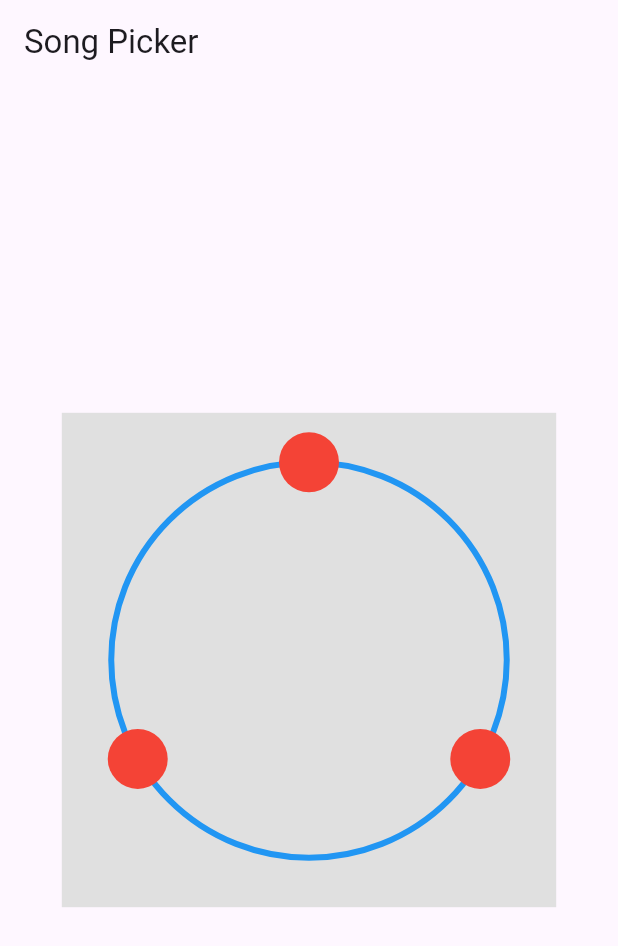
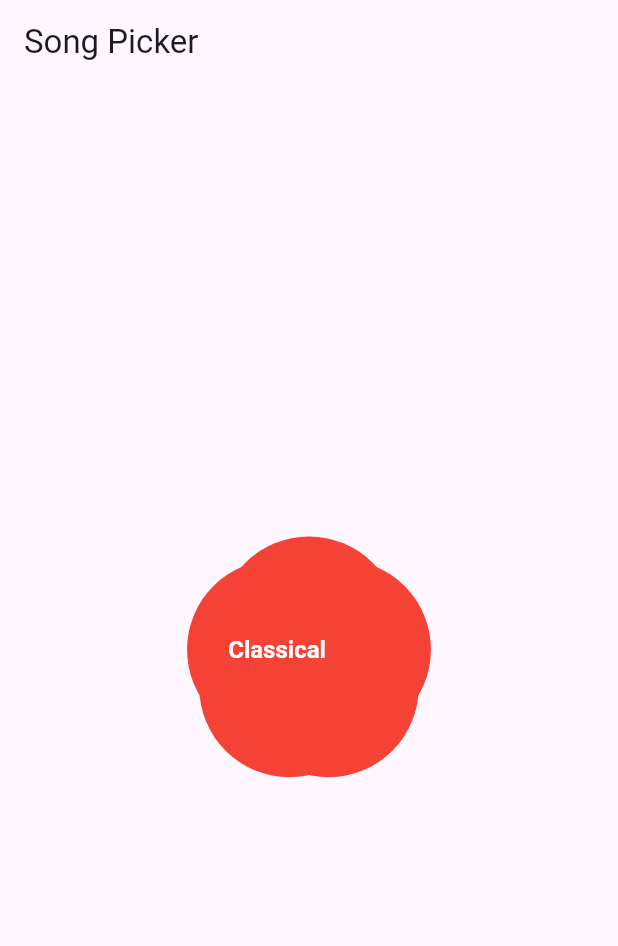
Before and after one commit to dinaaa25/BigDataProject, a Flutter app: the screen it shows after launch, on a phone screen of 412 x 824 dp. Shown: the top 946 px of the screen. Run offline on Flutter 3.47's test engine with Material 3 defaults, Android fonts, the phone set to English and light mode, and no system bars.

Commit message:
Bubble with genrename

```diff
--- a/mbd_website/lib/presentation/selection_page/song_picker_page.dart
+++ b/mbd_website/lib/presentation/selection_page/song_picker_page.dart
@@ -10,31 +10,41 @@ class SongPickerPage extends StatelessWidget {
       appBar: AppBar(
         title: const Text('Song Picker'),
       ),
-      body: const BubbleCircle(),
+      body: const BubbleScreen(),
     );
   }
 }
 
-class BubbleCircle extends StatelessWidget {
-  const BubbleCircle({super.key});
+class BubbleScreen extends StatelessWidget {
+  const BubbleScreen({super.key});
 
   @override
   Widget build(BuildContext context) {
-    // Using MediaQuery to get screen size
-    final screenSize = MediaQuery.of(context).size;
-    final squareSize = math.min(screenSize.width, screenSize.height) * 0.8;
-    final circleDiameter = squareSize * 0.8;
+    // Calculate the diameter for the circle based on the screen size
+    final double diameter =
+        MediaQuery.of(context).size.width * 0.4; // 80% of the screen width
+    final double radius = diameter / 2;
+    final Offset center = Offset(
+        radius, radius); // Since the circle is in the center of the square
 
-    return Center(
-      child: Container(
-        width: squareSize,
-        height: squareSize,
-        decoration: BoxDecoration(
-          color: Colors.grey[300], // Background color for the square
-          shape: BoxShape.rectangle,
-        ),
-        child: CustomPaint(
-          painter: BubblePainter(circleDiameter),
+    // Example genres list
+    final List<String> genres = ['Jazz', 'Pop', 'Rock', 'Latin', 'Classical'];
+
+    return Scaffold(
+      body: Center(
+        child: Stack(
+          alignment: Alignment.center,
+          children: [
+            CustomPaint(
+              size: Size(diameter, diameter),
+              painter: BubblePainter(
+                diameter,
+                genres.length,
+                genres,
+                bubbleRadius: 60,
+              ),
+            ),
+          ],
         ),
       ),
     );
@@ -43,42 +53,51 @@ class BubbleCircle extends StatelessWidget {
 
 class BubblePainter extends CustomPainter {
   final double diameter;
+  final double bubbleRadius;
+  final int numBubbles;
+  final List<String> genres;
 
-  BubblePainter(this.diameter);
+  BubblePainter(this.diameter, this.numBubbles, this.genres,
+      {this.bubbleRadius = 20.0});
 
   @override
   void paint(Canvas canvas, Size size) {
-    final Paint circlePaint = Paint()
-      ..color = Colors.blue
-      ..style = PaintingStyle.stroke
-      ..strokeWidth = 4.0;
-
     final Paint bubblePaint = Paint()
       ..color = Colors.red
       ..style = PaintingStyle.fill;
 
-    // Center of the square
     final Offset center = Offset(size.width / 2, size.height / 2);
-    // Radius of the circle
-    final double radius = diameter / 2;
+    final double radius = diameter / 2 - bubbleRadius;
 
-    // Draw the main circle
-    canvas.drawCircle(center, radius, circlePaint);
-
-    // Calculate the bubble positions and draw them
-    const int numberOfBubbles = 3;
-    // Adjust the starting angle to be at the top center
-    final double startAngle = -math.pi / 2;
-    for (int i = 0; i < numberOfBubbles; i++) {
-      // Angle calculation for bubble placement
-      double angle = startAngle + (2 * math.pi / numberOfBubbles) * i;
-      // Bubble position
+    const double startAngle = -math.pi / 2;
+    for (int i = 0; i < numBubbles; i++) {
+      double angle = startAngle + (2 * math.pi / numBubbles) * i;
       Offset bubblePosition = Offset(
         center.dx + radius * math.cos(angle),
         center.dy + radius * math.sin(angle),
       );
-      // Draw the bubble
-      canvas.drawCircle(bubblePosition, 20.0, bubblePaint); // Bubble radius is set to 20.0
+
+      canvas.drawCircle(
+          bubblePosition, bubbleRadius, bubblePaint); // Draw the bubble
+
+      // Draw the text
+      final TextPainter textPainter = TextPainter(
+        text: TextSpan(
+          text: genres[i],
+          style: const TextStyle(
+            color: Colors.white,
+            fontSize: 16,
+            fontWeight: FontWeight.bold,
+          ),
+        ),
+        textDirection: TextDirection.ltr,
+      );
+      textPainter.layout();
+
+      // Calculate the position to center the text inside the bubble
+      final Offset textPosition = bubblePosition -
+          Offset(textPainter.width / 2, textPainter.height / 2);
+      textPainter.paint(canvas, textPosition);
     }
   }
 
```
